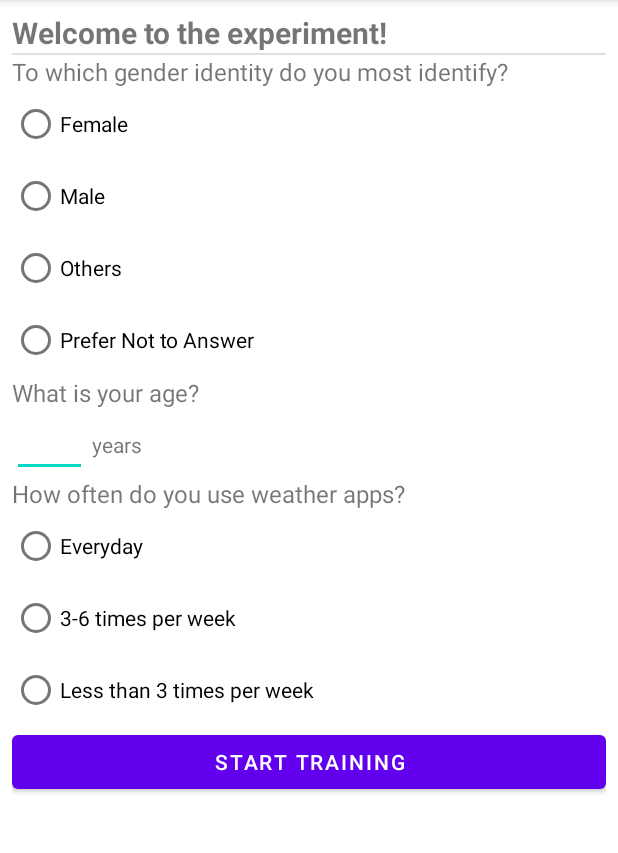
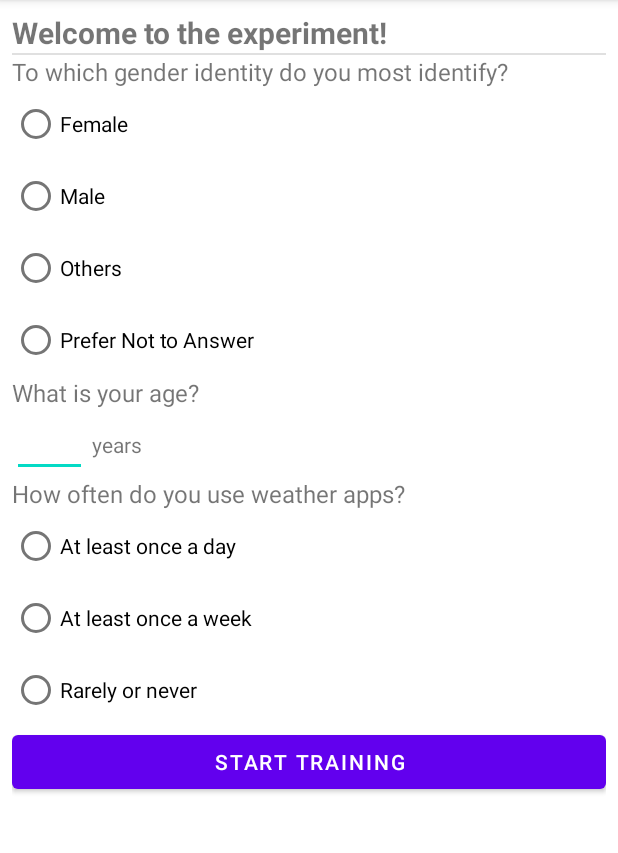
Before and after one commit to qq343852323/WeatherTactonExperiment, an Android app: the screen it shows after launch (MainActivity), on a phone screen of 412 x 824 dp, the part 84-937 px from its top. Run offline under Robolectric (Android 15) with nearby library versions, the light colour scheme and no system bars.

Commit message:
change frequency options

```diff
--- a/app/src/main/res/layout/start_fragment.xml
+++ b/app/src/main/res/layout/start_fragment.xml
@@ -107,19 +107,19 @@
             android:id="@+id/radio_button_weatherappusage_level1"
             android:layout_width="wrap_content"
             android:layout_height="wrap_content"
-            android:text="Everyday" />
+            android:text="At least once a day" />
 
         <RadioButton
             android:id="@+id/radio_button_weatherappusage_level2"
             android:layout_width="wrap_content"
             android:layout_height="wrap_content"
-            android:text="3-6 times per week" />
+            android:text="At least once a week" />
 
         <RadioButton
             android:id="@+id/radio_button_weatherappusage_level3"
             android:layout_width="wrap_content"
             android:layout_height="wrap_content"
-            android:text="Less than 3 times per week" />
+            android:text="Rarely or never" />
     </RadioGroup>
 
     <Button
```
